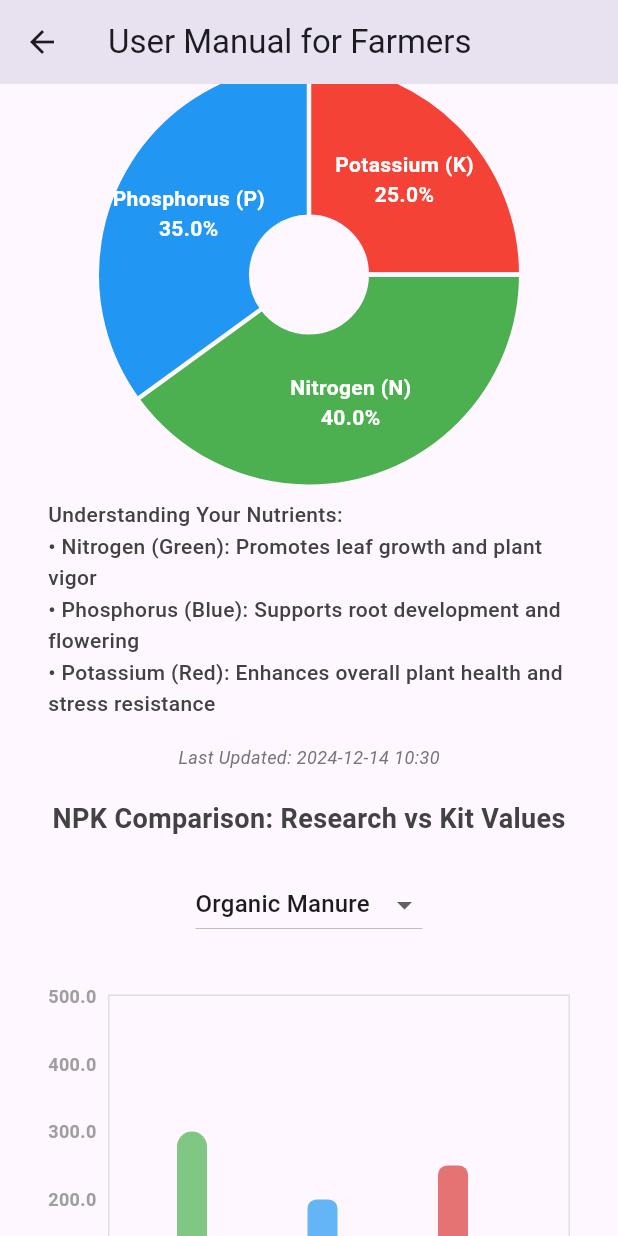
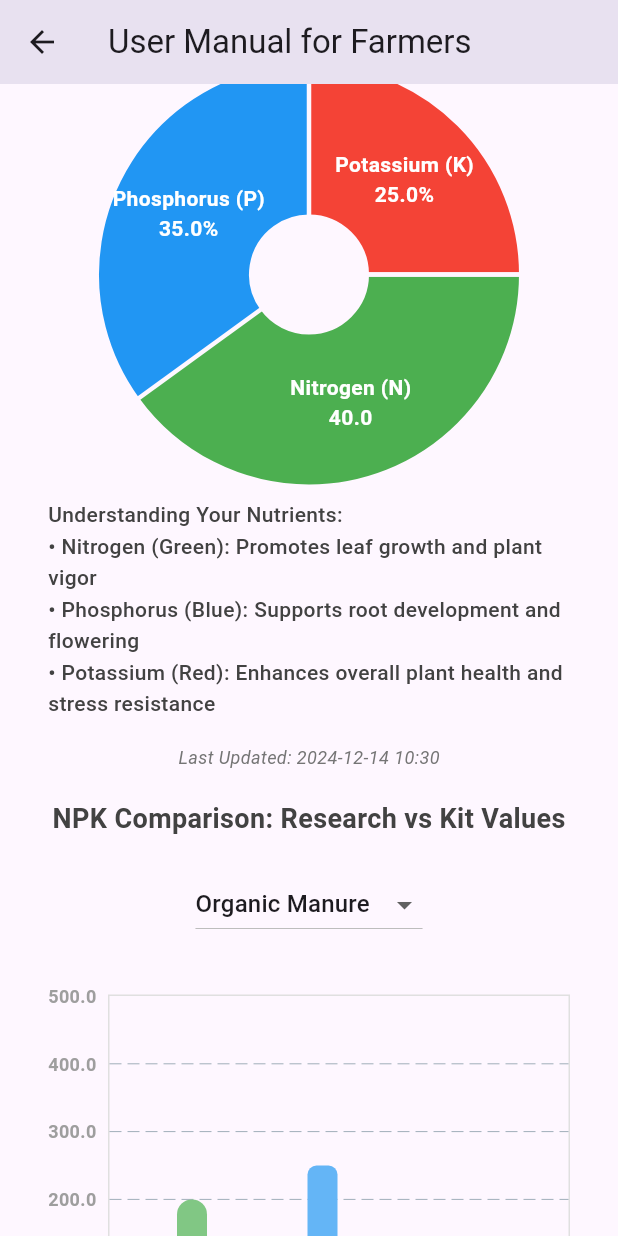
Before and after one commit to shrutiiiiin/SmartFasal, a Flutter app: the UserManualFarmer screen opened directly, scrolled down 1152 dp, on a phone screen of 412 x 824 dp. Run offline on Flutter 3.47's test engine with Material 3 defaults, Android fonts, the phone set to English and light mode, and no system bars; drawn by our look-alikes of fl_chart; our stand-ins replace avatar_glow, cloud_firestore, firebase_auth, firebase_core, firebase_database, google_fonts and 4 more; missing offline and left inert: flutter_sound; accounts and stored records are empty; generated files the repository leaves out were written again.

Commit message:
sorted the accuracy comparison

```diff
--- a/lib/features/user_manual/user_manual.dart
+++ b/lib/features/user_manual/user_manual.dart
@@ -35,7 +35,6 @@ class _UserManualFarmerState extends State<UserManualFarmer> {
   void initState() {
     super.initState();
     _subscribeToDataChanges();
-    _fetchSoilData();
   }
 
   void _fetchSoilData() {
@@ -79,27 +78,23 @@ class _UserManualFarmerState extends State<UserManualFarmer> {
   void _subscribeToDataChanges() {
     _dataSubscription = _databaseRef.child('data').onValue.listen((event) {
       final snapshotValue = event.snapshot.value;
-      if (snapshotValue == null) {
-        print("No data found at the specified path.");
-      } else {
-        // Ensure snapshotValue is of the expected type (Map)
-        if (snapshotValue is Map) {
+      if (snapshotValue != null && snapshotValue is Map) {
         setState(() {
           _dataMap = {
-              "Nitrogen (N)": double.tryParse(
-                      snapshotValue['nitrogen']?.toString() ?? '') ??
+            "Nitrogen (N)":
+                double.tryParse(snapshotValue['nitrogen']?.toString() ?? '0') ??
                     0.0,
             "Phosphorus (P)": double.tryParse(
-                      snapshotValue['phosphorus']?.toString() ?? '') ??
+                    snapshotValue['phosphorus']?.toString() ?? '0') ??
                 0.0,
             "Potassium (K)": double.tryParse(
-                      snapshotValue['potassium']?.toString() ?? '') ??
+                    snapshotValue['potassium']?.toString() ?? '0') ??
                 0.0,
           };
         });
+        print("Updated DataMap: $_dataMap"); // Add this to debug
       } else {
-          print("Unexpected data structure: ${snapshotValue.runtimeType}");
-        }
+        print("No data or invalid data structure: $snapshotValue");
       }
     }, onError: (error) {
       print("Error getting live data: $error");
@@ -115,7 +110,7 @@ class _UserManualFarmerState extends State<UserManualFarmer> {
     },
     {
       'type': 'Organic Manure',
-      'npk': {'Nitrogen': 3.0, 'Phosphorus': 2.0, 'Potassium': 2.5}
+      'npk': {'Nitrogen': 2.0, 'Phosphorus': 2.5, 'Potassium': 1.0}
     },
   ];
 
@@ -361,7 +356,7 @@ class _UserManualFarmerState extends State<UserManualFarmer> {
                     ),
                     gridData: const FlGridData(
                       show: true,
-                      horizontalInterval: 1,
+                      horizontalInterval: 100,
                       drawVerticalLine: false,
                     ),
                     borderData: FlBorderData(
@@ -374,13 +369,12 @@ class _UserManualFarmerState extends State<UserManualFarmer> {
                         x: 0,
                         barRods: [
                           BarChartRodData(
-                            toY: (researchValues['Nitrogen']?.toDouble() ?? 0) *
-                                100,
+                            toY: researchValues['Nitrogen']! * 100,
                             color: Colors.green.shade300,
                             width: 20,
                           ),
                           BarChartRodData(
-                            toY: _dataMap['Nitrogen']?.toDouble() ?? 0,
+                            toY: normalizedDataMap['Nitrogen']!,
                             color: Colors.green.shade700,
                             width: 20,
                           ),
@@ -400,7 +394,7 @@ class _UserManualFarmerState extends State<UserManualFarmer> {
                                 top: Radius.circular(6)),
                           ),
                           BarChartRodData(
-                            toY: _dataMap['Phosphorus'] ?? 0,
+                            toY: normalizedDataMap['Phosphorus'] ?? 0,
                             color: Colors.blue.shade700,
                             width: 20,
                             borderRadius: const BorderRadius.vertical(
@@ -421,7 +415,7 @@ class _UserManualFarmerState extends State<UserManualFarmer> {
                                 top: Radius.circular(6)),
                           ),
                           BarChartRodData(
-                            toY: _dataMap['Potassium'] ?? 0,
+                            toY: normalizedDataMap['Potassium'] ?? 0,
                             color: Colors.red.shade700,
                             width: 20,
                             borderRadius: const BorderRadius.vertical(
@@ -450,6 +444,44 @@ class _UserManualFarmerState extends State<UserManualFarmer> {
                     ),
                   ),
                 ),
+              ),
+              Row(
+                mainAxisAlignment: MainAxisAlignment.center,
+                children: [
+                  // Research indicator
+                  Row(
+                    children: [
+                      Container(
+                        width: 16,
+                        height: 16,
+                        decoration: BoxDecoration(
+                          color: Colors.green
+                              .shade300, // Using the lighter shade as in the chart
+                          borderRadius: BorderRadius.circular(4),
+                        ),
+                      ),
+                      const SizedBox(width: 8),
+                      const Text('Research Value'),
+                    ],
+                  ),
+                  const SizedBox(width: 24), // Spacing between indicators
+                  // Test Kit indicator
+                  Row(
+                    children: [
+                      Container(
+                        width: 16,
+                        height: 16,
+                        decoration: BoxDecoration(
+                          color: Colors.green
+                              .shade700, // Using the darker shade as in the chart
+                          borderRadius: BorderRadius.circular(4),
+                        ),
+                      ),
+                      const SizedBox(width: 8),
+                      const Text('Test Kit Value'),
+                    ],
+                  ),
+                ],
               ),
               // Padding(
               //   padding: const EdgeInsets.all(16.0),
@@ -675,7 +707,7 @@ class _UserManualFarmerState extends State<UserManualFarmer> {
               value: _dataMap['Nitrogen (N)'] ?? 0,
               color: Colors.green,
               title:
-                  'Nitrogen (N)\n${_dataMap['Nitrogen (N)']?.toStringAsFixed(1) ?? '0'}%',
+                  'Nitrogen (N)\n${_dataMap['Nitrogen (N)']?.toStringAsFixed(1) ?? '0'}',
               radius: 100,
               titleStyle: const TextStyle(
                 fontSize: 14,
```
Also changed, not shown: lib/main.dart (+10 -10 lines). Lines whose indentation alone changed are shown as unchanged.
